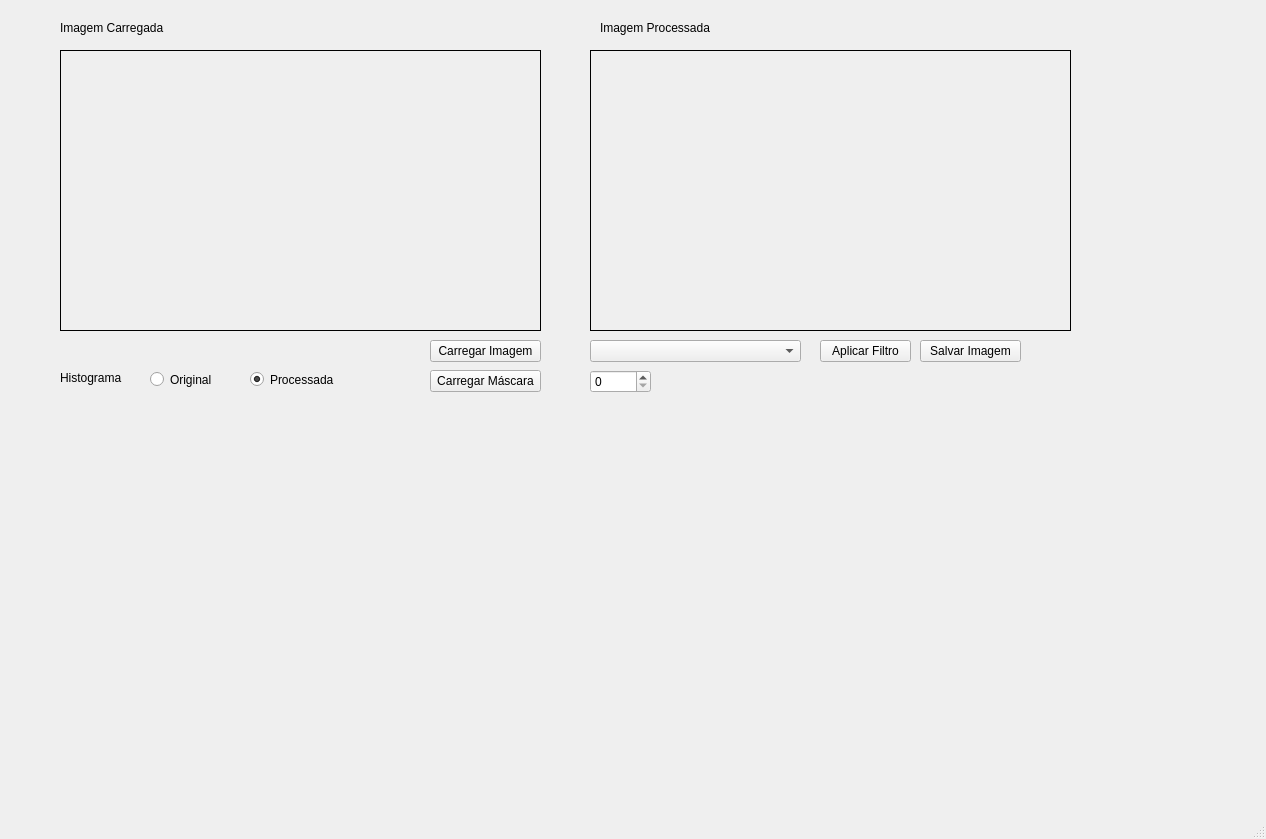
Before: the Qt Designer form mainwindow.ui in Salieriry/pdi-qt, drawn with Qt 5.
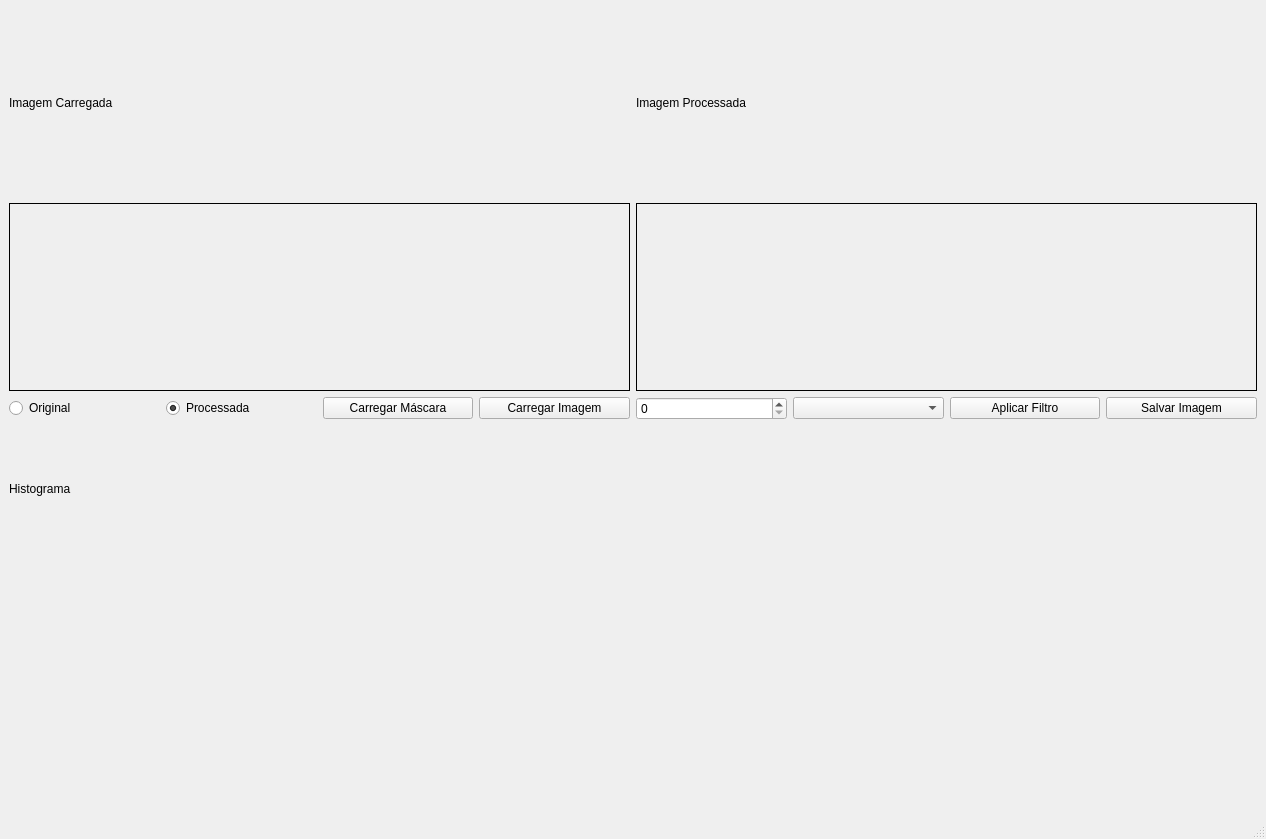
After: the same form once the commit is applied.

Commit message: Alterada a tela para maior responsividade e removida função não utilizada

What changed in the file:
```diff
--- a/mainwindow.ui
+++ b/mainwindow.ui
@@ -14,15 +14,20 @@
    <string>MainWindow</string>
   </property>
   <widget class="QWidget" name="centralwidget">
+   <layout class="QVBoxLayout" name="verticalLayout_4">
+    <item>
+     <layout class="QHBoxLayout" name="horizontalLayout">
+      <item>
+       <layout class="QVBoxLayout" name="verticalLayout">
+        <item>
+         <widget class="QLabel" name="label">
+          <property name="text">
+           <string>Imagem Carregada</string>
+          </property>
+         </widget>
+        </item>
+        <item>
    <widget class="QLabel" name="labelOriginal">
-    <property name="geometry">
-     <rect>
-      <x>60</x>
-      <y>50</y>
-      <width>481</width>
-      <height>281</height>
-     </rect>
-    </property>
     <property name="frameShape">
      <enum>QFrame::Shape::Box</enum>
     </property>
@@ -33,15 +38,20 @@
      <bool>true</bool>
     </property>
    </widget>
+        </item>
+       </layout>
+      </item>
+      <item>
+       <layout class="QVBoxLayout" name="verticalLayout_2">
+        <item>
+         <widget class="QLabel" name="label_2">
+          <property name="text">
+           <string>Imagem Processada</string>
+          </property>
+         </widget>
+        </item>
+        <item>
    <widget class="QLabel" name="labelProcessada">
-    <property name="geometry">
-     <rect>
-      <x>590</x>
-      <y>50</y>
-      <width>481</width>
-      <height>281</height>
-     </rect>
-    </property>
     <property name="frameShape">
      <enum>QFrame::Shape::Box</enum>
     </property>
@@ -52,162 +62,96 @@
      <bool>true</bool>
     </property>
    </widget>
+        </item>
+       </layout>
+      </item>
+     </layout>
+    </item>
+    <item>
+     <layout class="QHBoxLayout" name="horizontalLayout_2">
+      <item>
+       <widget class="QRadioButton" name="radioHistOriginal">
+        <property name="text">
+         <string>Original</string>
+        </property>
+       </widget>
+      </item>
+      <item>
+       <widget class="QRadioButton" name="radioHistProcessada">
+        <property name="text">
+         <string>Processada</string>
+        </property>
+        <property name="checked">
+         <bool>true</bool>
+        </property>
+       </widget>
+      </item>
+      <item>
+       <widget class="QPushButton" name="btnCarregarMascara">
+        <property name="text">
+         <string>Carregar Máscara</string>
+        </property>
+       </widget>
+      </item>
+      <item>
    <widget class="QPushButton" name="btnCarregar">
-    <property name="geometry">
-     <rect>
-      <x>430</x>
-      <y>340</y>
-      <width>111</width>
-      <height>22</height>
-     </rect>
-    </property>
     <property name="text">
      <string>Carregar Imagem</string>
     </property>
    </widget>
+      </item>
+      <item>
+       <widget class="QSpinBox" name="spinParametro">
+        <property name="maximum">
+         <number>255</number>
+        </property>
+       </widget>
+      </item>
+      <item>
    <widget class="QComboBox" name="comboEfeitos">
-    <property name="geometry">
-     <rect>
-      <x>590</x>
-      <y>340</y>
-      <width>211</width>
-      <height>22</height>
-     </rect>
-    </property>
     <property name="placeholderText">
      <string>Escolha um filtro</string>
     </property>
    </widget>
+      </item>
+      <item>
    <widget class="QPushButton" name="btnAplicar">
-    <property name="geometry">
-     <rect>
-      <x>820</x>
-      <y>340</y>
-      <width>91</width>
-      <height>22</height>
-     </rect>
-    </property>
     <property name="text">
      <string>Aplicar Filtro</string>
     </property>
    </widget>
-   <widget class="QLabel" name="label">
-    <property name="geometry">
-     <rect>
-      <x>60</x>
-      <y>20</y>
-      <width>121</width>
-      <height>16</height>
-     </rect>
-    </property>
+      </item>
+      <item>
+       <widget class="QPushButton" name="btnSalvar">
     <property name="text">
-     <string>Imagem Carregada</string>
-    </property>
-   </widget>
-   <widget class="QLabel" name="label_2">
-    <property name="geometry">
-     <rect>
-      <x>600</x>
-      <y>20</y>
-      <width>131</width>
-      <height>16</height>
-     </rect>
-    </property>
-    <property name="text">
-     <string>Imagem Processada</string>
-    </property>
-   </widget>
+         <string>Salvar Imagem</string>
+        </property>
+       </widget>
+      </item>
+     </layout>
+    </item>
+    <item>
+     <layout class="QVBoxLayout" name="verticalLayout_3">
+      <item>
    <widget class="QLabel" name="label_3">
-    <property name="geometry">
-     <rect>
-      <x>60</x>
-      <y>370</y>
-      <width>71</width>
-      <height>16</height>
-     </rect>
-    </property>
     <property name="text">
      <string>Histograma</string>
     </property>
    </widget>
+      </item>
+      <item>
    <widget class="QWidget" name="containerHistograma" native="true">
-    <property name="geometry">
-     <rect>
-      <x>60</x>
-      <y>410</y>
-      <width>1161</width>
-      <height>281</height>
-     </rect>
-    </property>
-   </widget>
-   <widget class="QPushButton" name="btnSalvar">
-    <property name="geometry">
-     <rect>
-      <x>920</x>
-      <y>340</y>
-      <width>101</width>
-      <height>22</height>
-     </rect>
-    </property>
-    <property name="text">
-     <string>Salvar Imagem</string>
-    </property>
-   </widget>
-   <widget class="QSpinBox" name="spinParametro">
-    <property name="geometry">
-     <rect>
-      <x>590</x>
-      <y>370</y>
-      <width>61</width>
-      <height>23</height>
-     </rect>
-    </property>
-    <property name="maximum">
-     <number>255</number>
-    </property>
-   </widget>
-   <widget class="QRadioButton" name="radioHistOriginal">
-    <property name="geometry">
-     <rect>
-      <x>150</x>
-      <y>370</y>
-      <width>98</width>
-      <height>19</height>
-     </rect>
-    </property>
-    <property name="text">
-     <string>Original</string>
-    </property>
-   </widget>
-   <widget class="QRadioButton" name="radioHistProcessada">
-    <property name="geometry">
-     <rect>
-      <x>250</x>
-      <y>370</y>
-      <width>98</width>
-      <height>19</height>
-     </rect>
-    </property>
-    <property name="text">
-     <string>Processada</string>
-    </property>
-    <property name="checked">
-     <bool>true</bool>
-    </property>
-   </widget>
-   <widget class="QPushButton" name="btnCarregarMascara">
-    <property name="geometry">
-     <rect>
-      <x>430</x>
-      <y>370</y>
-      <width>111</width>
-      <height>22</height>
-     </rect>
-    </property>
-    <property name="text">
-     <string>Carregar Máscara</string>
-    </property>
-   </widget>
+        <property name="minimumSize">
+         <size>
+          <width>0</width>
+          <height>250</height>
+         </size>
+        </property>
+       </widget>
+      </item>
+     </layout>
+    </item>
+   </layout>
    <zorder>containerHistograma</zorder>
    <zorder>labelOriginal</zorder>
    <zorder>labelProcessada</zorder>
```
Lines whose indentation alone changed are shown as unchanged. The commit also changes 1 other file.
